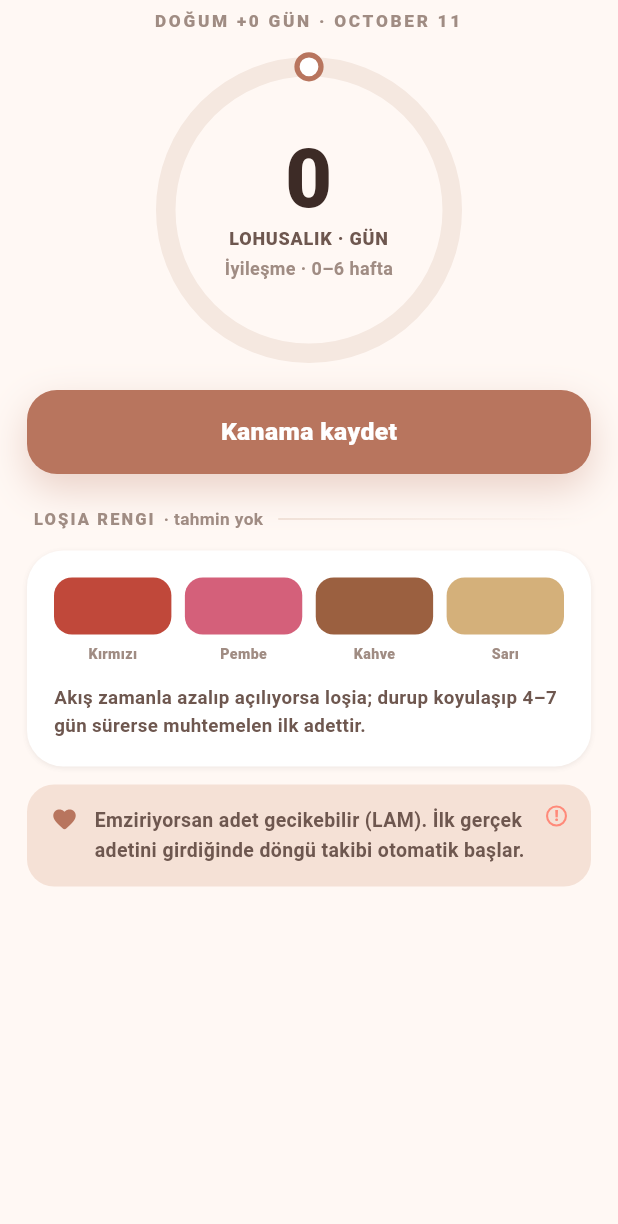
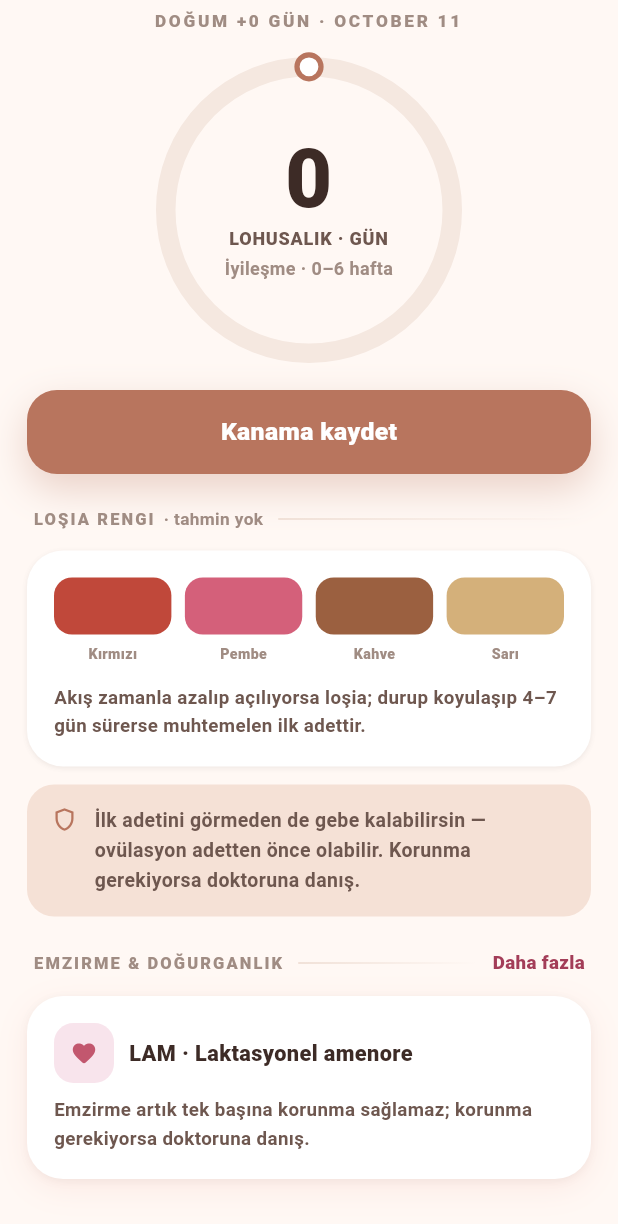
Before and after one commit to emrecanmuslu/adena-baby-mobile, a Flutter app: the _Today widget shown alone on an empty page, opened directly with empty values, on a phone screen of 412 x 824 dp. Shown: the top 1224 px of the screen. Run offline on Flutter 3.47's test engine with Material 3 defaults, Android fonts, the phone set to English and light mode, and no system bars; our stand-ins replace connectivity_plus, dio, drift, drift_flutter, firebase_analytics, firebase_core and 17 more; missing offline and left inert: home_widget, purchases_flutter, workmanager; accounts and stored records are empty; generated files the repository leaves out were written again; network calls fail; statements that could not run were skipped.

Commit message:
fix(adet-A2): LAM üç koşulla, emzirme korunma gibi sunulmaz (A5, C8, D3 birlikte)
Aynı kartlar/kök neden (emzirme metinleri) nedeniyle tek commit. A2: LAM kartı üç koşulu listeler (ilk 6 ay + yalnız/neredeyse yalnız anne sütü, gece dahil uzun ara yok + adet dönmemiş); 6 ay geçince / karışık / adet dönünce 'Emzirme artık tek başına korunma sağlamaz' (saf lamState, cycle_guidance.dart); '~%2 risk' ve kurulumdaki 'LAM geçerli olabilir' kaldırıldı. A5: emzirmeyen lohusaya LAM yerine S4 metni (6–8 hf adet, 3–4. hf ovülasyon); 'ilk adetten önce gebelik' uyarısı emzirme şartı olmadan doğum yapmış herkese. C8: kurulumda emzirme sorusu zorunlu (sessiz exclusive varsayılanı yok); null → LAM gösterilmez. D3: 'tamamen normaldir' → 'sık görülür'. Test: cycle_a2_lam_test (10).

Co-Authored-By: Claude Opus 5.5 <noreply@anthropic.com>

```diff
--- /dev/null
+++ b/lib/features/cycle/cycle_guidance.dart
@@ -0,0 +1,55 @@
+import '../../models/cycle.dart';
+
+/// Adet modülü sağlık yönlendirmeleri — SAF karar fonksiyonları (ADET-INCELEME
+/// düzeltme turu). Ekranlar hangi uyarının görüneceğini buradan sorar; metinler
+/// `cycle_widgets.dart` `CycleTexts`'te. Hepsi birim testli.
+
+DateTime _d(DateTime x) => DateTime(x.year, x.month, x.day);
+
+/// DST-güvenli gün farkı (a − b).
+int cycleDaysBetween(DateTime a, DateTime b) =>
+    DateTime.utc(a.year, a.month, a.day)
+        .difference(DateTime.utc(b.year, b.month, b.day))
+        .inDays;
+
+/// Doğumdan bu yana gün (doğum yoksa null).
+int? daysSinceBirth(CycleSettings s, {DateTime? today}) {
+  final b = s.birthDate;
+  if (b == null) return null;
+  return cycleDaysBetween(today ?? DateTime.now(), b);
+}
+
+/// Doğumdan bu yana tamamlanan takvim ayı.
+int? monthsSinceBirth(CycleSettings s, {DateTime? today}) {
+  final b = s.birthDate;
+  if (b == null) return null;
+  final t = _d(today ?? DateTime.now());
+  var m = (t.year - b.year) * 12 + (t.month - b.month);
+  if (t.day < b.day) m -= 1;
+  return m < 0 ? 0 : m;
+}
+
+/// LAM (emzirme) kartının durumu (A2/A5/C8).
+enum LamState {
+  /// Gösterilmez: doğum yok, emzirme bilinmiyor (null) ya da emzirmiyor.
+  hidden,
+
+  /// Tam emziren, ilk 6 ay, adet dönmemiş → üç koşul listelenir (öneri değil).
+  conditions,
+
+  /// Koşullardan biri bozuldu (6 ay geçti / karışık / adet döndü) →
+  /// "Emzirme artık tek başına korunma sağlamaz".
+  notProtective,
+}
+
+LamState lamState(CycleSettings s, {DateTime? today}) {
+  final bf = s.breastfeeding;
+  if (s.birthDate == null || bf == null || bf == Breastfeeding.none) {
+    return LamState.hidden;
+  }
+  final months = monthsSinceBirth(s, today: today) ?? 0;
+  if (bf == Breastfeeding.mixed || months >= 6 || s.periodReturned) {
+    return LamState.notProtective;
+  }
+  return LamState.conditions;
+}
--- a/lib/features/cycle/cycle_today_screen.dart
+++ b/lib/features/cycle/cycle_today_screen.dart
@@ -14,6 +14,7 @@ import '../content/article_list_screen.dart';
 import 'cycle_dial.dart';
 import 'cycle_engine.dart';
 import 'cycle_entry_sheet.dart';
+import 'cycle_guidance.dart';
 import 'cycle_loss.dart';
 import 'cycle_period_adjust_sheet.dart';
 import 'cycle_pregnancy_bridge.dart';
@@ -369,12 +370,12 @@ class _Today extends ConsumerWidget {
           const SizedBox(height: 12),
           cycNoContraNote(context),
         ],
-        if (_bfActive) ...[
+        // A2: adet döndükten sonra emzirme korunma sayılmaz.
+        if (lamState(settings) == LamState.notProtective) ...[
           const SizedBox(height: 12),
           cycNote(context,
               icon: Icons.favorite_rounded,
-              body: tr('Emziriyorsan ovülasyon ilk adetten önce dönebilir — korunma '
-                  'gerekiyorsa doktoruna danış.'),
+              body: CycleTexts.lamNotProtective,
               infoTitle: tr('LAM'),
               info: CycleInfo.lam),
         ],
@@ -412,7 +413,7 @@ class _Today extends ConsumerWidget {
         // Bağlama duyarlı gecikme notu (BULGU-2): emziren lohusa / TTC /
         // klasik takip aynı cümleyi paylaşamaz.
         final lateBody = _bfActive
-            ? tr('Emzirme döneminde gecikme çok yaygındır. Endişe varsa test '
+            ? tr('Emzirme döneminde gecikme sık görülür. Endişe varsa test '
                 'yapabilir ya da doktoruna danışabilirsin.')
             : _ttc
                 ? tr('Gecikme gebelik işareti olabilir — birkaç gün içinde test '
@@ -642,15 +643,68 @@ class _Today extends ConsumerWidget {
                 height: 1.5,
                 color: AppColors.ink2)),
       ])),
-      const SizedBox(height: 12),
-      cycNote(context,
-          clay: true,
+      ..._postpartumNotes(context),
+    ];
+  }
+
+  /// A2/A5/D3 — doğum sonrası (loşia + bekleme) emzirme notları. Emzirmeyene
+  /// LAM yerine erken ovülasyon metni; emzirene "ilk adetten önce gebelik"
+  /// uyarısı + LAM kartı (üç koşul ya da "artık korumaz"). Emzirme bilinmiyorsa
+  /// (null) LAM gösterilmez.
+  List<Widget> _postpartumNotes(BuildContext context, {bool waiting = false}) {
+    final bf = settings.breastfeeding;
+    final lam = lamState(settings);
+    final out = <Widget>[];
+    void add(Widget w) => out.addAll([const SizedBox(height: 12), w]);
+    if (bf == Breastfeeding.none) {
+      add(cycNote(context,
+          clay: !waiting,
           icon: Icons.favorite_rounded,
-          body: tr('Emziriyorsan adet gecikebilir (LAM). İlk gerçek adetini girdiğinde '
-              'döngü takibi otomatik başlar.'),
-          infoTitle: tr('LAM'),
-          info: CycleInfo.lam),
-    ];
+          body: CycleTexts.nonBreastfeeding));
+      return out;
+    }
+    if (waiting && bf != null) {
+      add(cycNote(context,
+          icon: Icons.favorite_rounded,
+          body: tr('Emzirme döneminde adetin geç dönmesi sık görülür.')));
+    }
+    add(cycNote(context,
+        clay: !waiting,
+        icon: Icons.shield_outlined,
+        body: CycleTexts.ovulationBeforeFirstPeriod));
+    if (lam != LamState.hidden) {
+      out.add(CycEyebrow(tr('Emzirme & doğurganlık'),
+          link: tr('Daha fazla'), onLink: () => _openLearn(context)));
+      out.add(cycCard(context,
+          child: Column(crossAxisAlignment: CrossAxisAlignment.start, children: [
+            Row(children: [
+              Container(
+                  width: 40,
+                  height: 40,
+                  decoration: BoxDecoration(
+                      color: AppColors.roseBg,
+                      borderRadius: BorderRadius.circular(13)),
+                  child: Icon(Icons.favorite_rounded,
+                      size: 18, color: AppColors.rose)),
+              const SizedBox(width: 10),
+              Expanded(
+                child: Text(tr('LAM · Laktasyonel amenore'),
+                    style: cycTitleStyle(size: 14.5)),
+              ),
+            ]),
+            const SizedBox(height: 8),
+            Text(
+                lam == LamState.conditions
+                    ? CycleTexts.lamConditions
+                    : CycleTexts.lamNotProtective,
+                style: TextStyle(
+                    fontSize: 12.5,
+                    fontWeight: FontWeight.w700,
+                    height: 1.5,
+                    color: AppColors.ink2)),
+          ])));
+    }
+    return out;
   }
 
   // ════════ İLK ADET BEKLENİYOR ════════
@@ -670,37 +724,9 @@ class _Today extends ConsumerWidget {
       const SizedBox(height: 18),
       // BULGU-2: bekleme moduna bebeksiz kullanıcı da düşebilir (LMP girilmedi);
       // emzirme/LAM içeriği yalnız doğum yapmış kullanıcıya gösterilir.
-      if (_hadBirth) ...[
-        cycNote(context,
-            icon: Icons.favorite_rounded,
-            body: tr('Emzirme döneminde adetin geç dönmesi tamamen normaldir. '
-                'Vücudun toparlanıyor.')),
-        CycEyebrow(tr('Emzirme & doğurganlık'),
-            link: tr('Daha fazla'), onLink: () => _openLearn(context)),
-        cycCard(context, child: Column(crossAxisAlignment: CrossAxisAlignment.start, children: [
-          Row(children: [
-            Container(
-                width: 40,
-                height: 40,
-                decoration: BoxDecoration(
-                    color: AppColors.roseBg, borderRadius: BorderRadius.circular(13)),
-                child: Icon(Icons.favorite_rounded, size: 18, color: AppColors.rose)),
-            const SizedBox(width: 10),
-            Expanded(
-              child: Text(tr('LAM · Laktasyonel amenore'),
-                  style: cycTitleStyle(size: 14.5)),
-            ),
-          ]),
-          const SizedBox(height: 8),
-          Text(tr('Düzenli emzirme adeti geciktirir; ancak ovülasyon adetten önce döner '
-              '— ilk adeti görmeden gebe kalınabilir (~%2 risk).'),
-              style: TextStyle(
-                  fontSize: 12.5,
-                  fontWeight: FontWeight.w700,
-                  height: 1.5,
-                  color: AppColors.ink2)),
-        ])),
-      ] else
+      if (_hadBirth)
+        ..._postpartumNotes(context, waiting: true)
+      else
         cycNote(context,
             icon: Icons.favorite_rounded,
             body: tr('Son adetinin ilk gününü kaydettiğinde döngü takibi ve '
--- a/lib/features/cycle/cycle_widgets.dart
+++ b/lib/features/cycle/cycle_widgets.dart
@@ -146,6 +146,30 @@ class CycleTexts {
   /// Kurulum sonu + Adet ayarları kalıcı satırı (A1).
   static String get notContraceptionMethod => tr(
       'Adet takvimi tahmine dayalıdır ve bir doğum kontrol yöntemi değildir.');
+
+  /// A2: LAM üç koşulu — öneri DEĞİL, bilgilendirme.
+  static String get lamConditions => tr(
+      'Emzirme, ancak şu üç koşulun hepsi birlikte sağlanıyorsa gebeliğe karşı '
+      'geçici koruma sağlayabilir: doğumdan sonraki ilk 6 ay içindesin; bebeğin '
+      'yalnız ya da neredeyse yalnız anne sütüyle besleniyor (gece dahil uzun '
+      'aralar yok); adetin henüz dönmedi. Koşullardan biri bozulursa bu koruma '
+      'kalkar. Korunma yöntemi için doktoruna danış.');
+
+  /// A2: koşullardan biri bozuldu (6 ay / karışık / adet döndü).
+  static String get lamNotProtective => tr(
+      'Emzirme artık tek başına korunma sağlamaz; korunma gerekiyorsa '
+      'doktoruna danış.');
+
+  /// A5 / S4: emzirmeyen lohusa.
+  static String get nonBreastfeeding => tr(
+      'Emzirmiyorsan adetin genellikle doğumdan sonraki 6–8 hafta içinde döner; '
+      'ovülasyon daha erken, 3–4. haftada olabilir. İlk adetini görmeden gebe '
+      'kalabilirsin — korunma gerekiyorsa doktoruna danış.');
+
+  /// A5: doğum yapmış herkese (emzirme şartı yok).
+  static String get ovulationBeforeFirstPeriod => tr(
+      'İlk adetini görmeden de gebe kalabilirsin — ovülasyon adetten önce '
+      'olabilir. Korunma gerekiyorsa doktoruna danış.');
 }
 
 /// A1 notu — kalkan ikonlu standart kart.
@@ -181,9 +205,12 @@ class CycleInfo {
       'adet değildir. Akış zamanla azalırsa loşia; başlayıp koyulaşıp 4–7 gün '
       'sürerse muhtemelen ilk adettir.');
   static String get lam => tr(
-      'Düzenli emzirme (LAM — Laktasyonel Amenore) yumurtlamayı baskılayıp adeti '
-      'geciktirebilir. Ancak ~%2 başarısızlık riski vardır ve ovülasyon adetten '
-      'ÖNCE döner — ilk adeti görmeden gebe kalınabilir.');
+      'Emzirme yumurtlamayı baskılayıp adeti geciktirebilir. LAM (Laktasyonel '
+      'Amenore Yöntemi) ancak şu üç koşul BİRLİKTE varsa gebeliğe karşı geçici '
+      'koruma sağlayabilir: doğumdan sonraki ilk 6 ay; yalnız ya da neredeyse '
+      'yalnız anne sütü (gece dahil uzun aralar yok); adetin dönmemiş olması. '
+      'Biri bozulursa koruma kalkar. Ovülasyon ilk adetten önce olabilir. Korunma '
+      'için doktoruna danış.');
   static String get fertileWindow => tr(
       'Doğurganlık penceresi, gebe kalma olasılığının en yüksek olduğu ~6 günlük '
       'dönemdir (ovülasyon ve öncesi). İlk döngülerde — özellikle doğum '
```
Also changed, not shown: lib/features/cycle/cycle_setup_screen.dart (+8 -2 lines), 1 other file.
